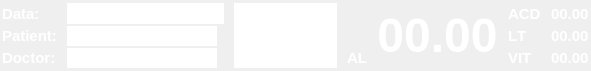
Before: the Qt Designer form bigviewnumcur.ui in siborion/siborion_american_scan, drawn with Qt 5.
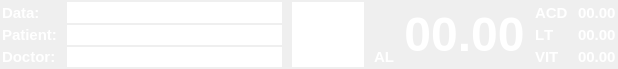
After: the same form once the commit is applied.

Patch:
```diff
--- a/bigviewnumcur.ui
+++ b/bigviewnumcur.ui
@@ -6,10 +6,16 @@
    <rect>
     <x>0</x>
     <y>0</y>
-    <width>591</width>
-    <height>71</height>
+    <width>618</width>
+    <height>69</height>
    </rect>
   </property>
+  <property name="sizePolicy">
+   <sizepolicy hsizetype="Expanding" vsizetype="Expanding">
+    <horstretch>0</horstretch>
+    <verstretch>0</verstretch>
+   </sizepolicy>
+  </property>
   <property name="windowTitle">
    <string>Form</string>
   </property>
@@ -33,7 +39,7 @@
     <number>0</number>
    </property>
    <item row="0" column="0">
-    <layout class="QGridLayout" name="gridLayout" rowstretch="0,0,0" columnstretch="0,0,3,0,0,0,0,0">
+    <layout class="QGridLayout" name="gridLayout" rowstretch="0,0,0" columnstretch="0,3,1,0,0,0,0,0">
      <property name="leftMargin">
       <number>2</number>
      </property>
@@ -250,12 +256,6 @@
        <property name="enabled">
         <bool>false</bool>
        </property>
-       <property name="sizePolicy">
-        <sizepolicy hsizetype="Fixed" vsizetype="Fixed">
-         <horstretch>0</horstretch>
-         <verstretch>0</verstretch>
-        </sizepolicy>
-       </property>
        <property name="minimumSize">
         <size>
          <width>150</width>
@@ -285,15 +285,9 @@
        <property name="enabled">
         <bool>false</bool>
        </property>
-       <property name="sizePolicy">
-        <sizepolicy hsizetype="Fixed" vsizetype="Fixed">
-         <horstretch>0</horstretch>
-         <verstretch>0</verstretch>
-        </sizepolicy>
-       </property>
        <property name="minimumSize">
         <size>
-         <width>150</width>
+         <width>0</width>
          <height>0</height>
         </size>
        </property>
@@ -356,12 +350,6 @@
        <property name="enabled">
         <bool>false</bool>
        </property>
-       <property name="sizePolicy">
-        <sizepolicy hsizetype="Fixed" vsizetype="Fixed">
-         <horstretch>0</horstretch>
-         <verstretch>0</verstretch>
-        </sizepolicy>
-       </property>
        <property name="minimumSize">
         <size>
          <width>150</width>
```
